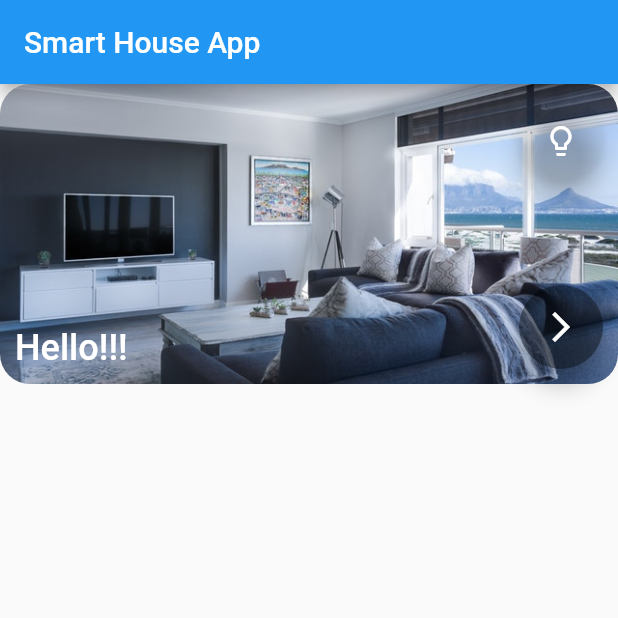
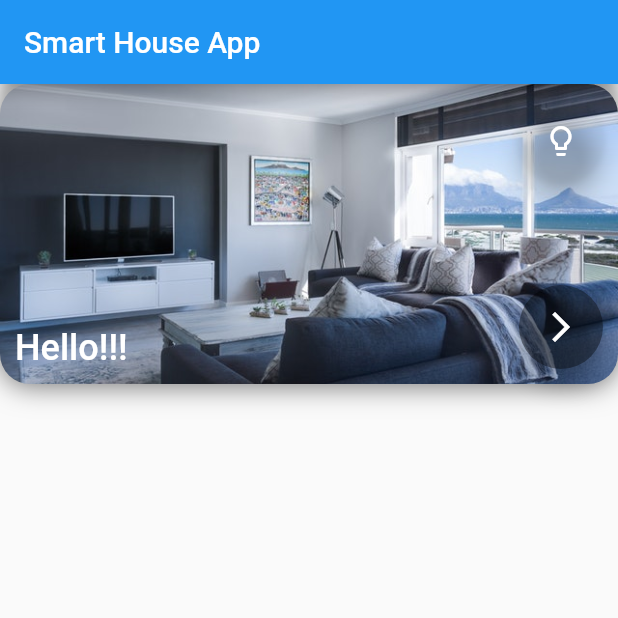
Before and after one commit to gdglapaz/FlutterStudyJam-2019, a Flutter app: the screen it shows after launch, on a phone screen of 412 x 824 dp, the top half of it. Run offline on Flutter 3.47's test engine with Material 2 defaults, Android fonts, the phone set to English and light mode, and no system bars.

Commit message:
Add Boxshadow

```diff
--- a/lib/main.dart
+++ b/lib/main.dart
@@ -61,7 +61,14 @@ class CardRoom extends StatelessWidget {
           image: AssetImage('assets/images/pic_house.jpg'),
           fit: BoxFit.cover
         ),
-        borderRadius: BorderRadius.circular(20.0)
+        borderRadius: BorderRadius.circular(20.0),
+        boxShadow: <BoxShadow>[
+          BoxShadow(
+            color: Colors.black54,
+            blurRadius: 15.0,
+            offset: Offset(0.0, 0.75)
+          )
+        ]
       )
     );
 
```
